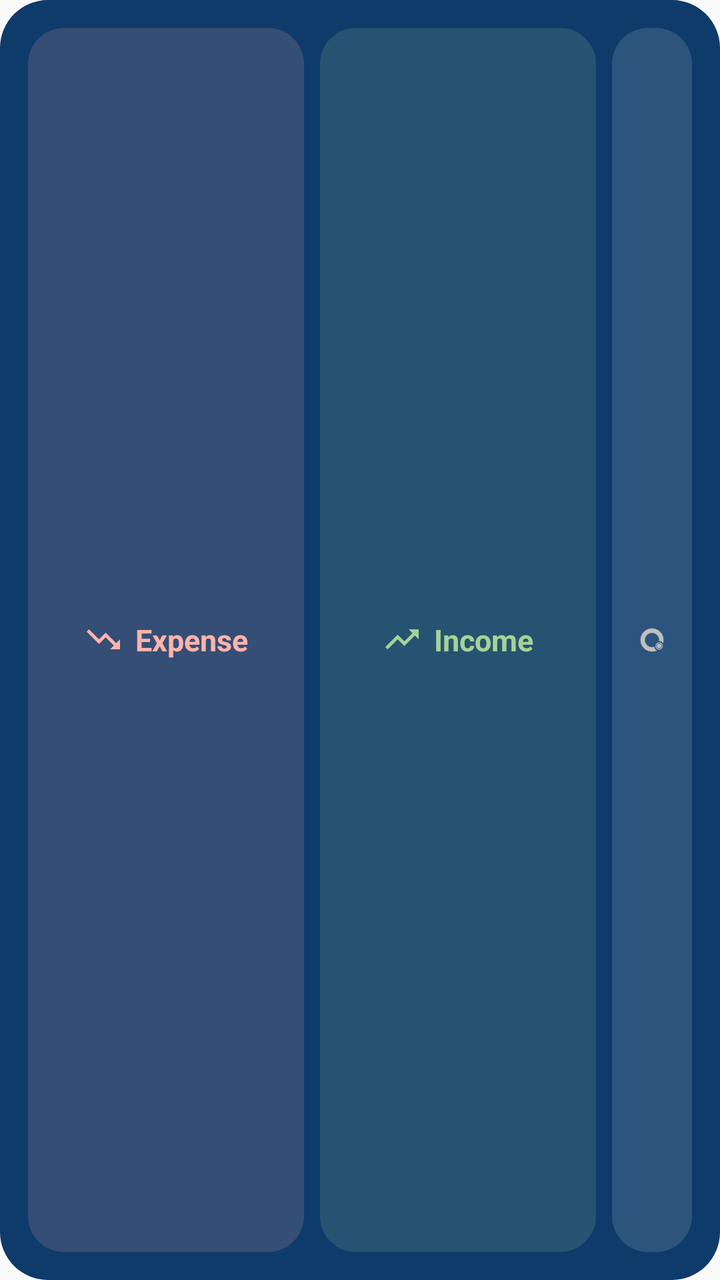
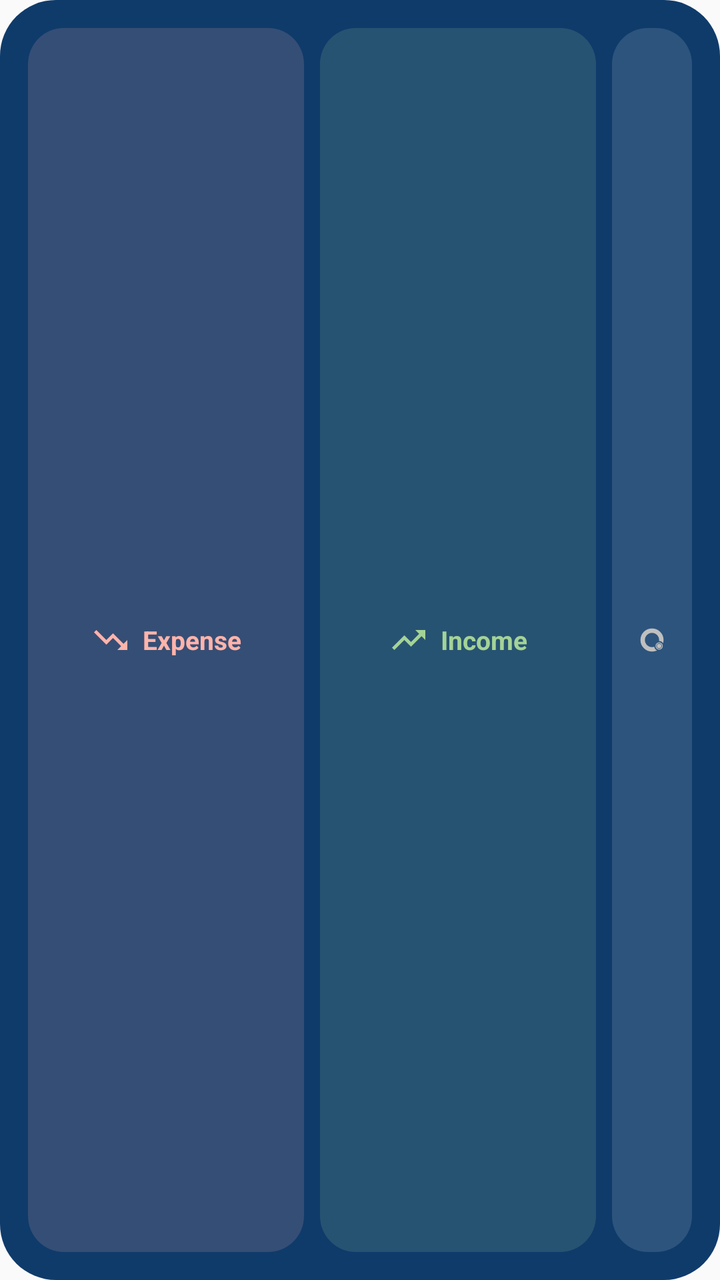

Before-and-after screenshots of an Android layout around one commit, followed by the original layout XML and the change that was made.
<!-- AndroidManifest.xml: application theme Theme.Saldo -->
<!-- res/layout/quick_bar_widget_preview.xml -->
<?xml version="1.0" encoding="utf-8"?>
<LinearLayout xmlns:android="http://schemas.android.com/apk/res/android"
    android:layout_width="match_parent"
    android:layout_height="match_parent"
    android:background="@drawable/widget_preview_background"
    android:orientation="horizontal"
    android:padding="14dp">

    <FrameLayout
        android:layout_width="0dp"
        android:layout_height="match_parent"
        android:layout_weight="1">

        <ImageView
            android:layout_width="match_parent"
            android:layout_height="match_parent"
            android:alpha="0.16"
            android:contentDescription="@null"
            android:scaleType="fitXY"
            android:src="@drawable/widget_action_bg"
            android:tint="@color/widget_preview_expense" />

        <LinearLayout
            android:layout_width="wrap_content"
            android:layout_height="wrap_content"
            android:layout_gravity="center"
            android:gravity="center_vertical"
            android:orientation="horizontal">

            <ImageView
                android:layout_width="20dp"
                android:layout_height="20dp"
                android:contentDescription="@null"
                android:src="@drawable/ic_widget_preview_expense" />

            <TextView
                android:layout_width="wrap_content"
                android:layout_height="wrap_content"
                android:layout_marginStart="6dp"
                android:maxLines="1"
                android:text="@string/widget_quick_add_expense"
                android:textColor="@color/widget_preview_expense"
                android:textSize="15sp"
                android:textStyle="bold" />
        </LinearLayout>
    </FrameLayout>

    <FrameLayout
        android:layout_width="8dp"
        android:layout_height="match_parent" />

    <FrameLayout
        android:layout_width="0dp"
        android:layout_height="match_parent"
        android:layout_weight="1">

        <ImageView
            android:layout_width="match_parent"
            android:layout_height="match_parent"
            android:alpha="0.16"
            android:contentDescription="@null"
            android:scaleType="fitXY"
            android:src="@drawable/widget_action_bg"
            android:tint="@color/widget_preview_income" />

        <LinearLayout
            android:layout_width="wrap_content"
            android:layout_height="wrap_content"
            android:layout_gravity="center"
            android:gravity="center_vertical"
            android:orientation="horizontal">

            <ImageView
                android:layout_width="20dp"
                android:layout_height="20dp"
                android:contentDescription="@null"
                android:src="@drawable/ic_widget_preview_income" />

            <TextView
                android:layout_width="wrap_content"
                android:layout_height="wrap_content"
                android:layout_marginStart="6dp"
                android:maxLines="1"
                android:text="@string/widget_quick_add_income"
                android:textColor="@color/widget_preview_income"
                android:textSize="15sp"
                android:textStyle="bold" />
        </LinearLayout>
    </FrameLayout>

    <FrameLayout
        android:layout_width="8dp"
        android:layout_height="match_parent" />

    
    <FrameLayout
        android:layout_width="40dp"
        android:layout_height="match_parent">

        <ImageView
            android:layout_width="match_parent"
            android:layout_height="match_parent"
            android:alpha="0.16"
            android:contentDescription="@null"
            android:scaleType="fitXY"
            android:src="@drawable/widget_action_bg"
            android:tint="@color/widget_preview_ink_muted" />

        <ImageView
            android:layout_width="24dp"
            android:layout_height="24dp"
            android:layout_gravity="center"
            android:contentDescription="@null"
            android:src="@drawable/ic_launcher_monochrome"
            android:tint="@color/widget_preview_ink_muted" />
    </FrameLayout>
</LinearLayout>
<!-- resources referenced by this layout -->
<resources>
  <color name="widget_preview_expense">#FFB4AB</color>
  <color name="widget_preview_income">#A4D397</color>
  <color name="widget_preview_ink_muted">#BFFFFFFF</color>
  <!-- drawable ic_launcher_monochrome (drawable) -->
  <?xml version="1.0" encoding="utf-8"?>
  <vector xmlns:android="http://schemas.android.com/apk/res/android"
      android:width="108dp"
      android:height="108dp"
      android:viewportWidth="108"
      android:viewportHeight="108">
  <group>
      <clip-path android:pathData="M 0,0 H 108.00 V 108.00 H 0 Z M 58.89,67.50 a 11.20,11.20 0 1,0 22.40,0 a 11.20,11.20 0 1,0 -22.40,0 z M 44.74,47.93 L 29.42,35.07 L 31.09,33.08 L 46.41,45.93 Z"/>
      <path android:pathData="M 33.00,54.00 a 21.00,21.00 0 1,0 42.00,0 a 21.00,21.00 0 1,0 -42.00,0 z" android:strokeWidth="10.00" android:strokeColor="#FF000000" android:fillColor="#00000000"/>
  </group>
  <path android:fillType="evenOdd" android:fillColor="#FF000000" android:pathData="M 61.89,67.50 a 8.20,8.20 0 1,0 16.40,0 a 8.20,8.20 0 1,0 -16.40,0 z M 63.79,67.50 a 6.30,6.30 0 1,0 12.60,0 a 6.30,6.30 0 1,0 -12.60,0 z M 65.09,67.50 a 5.00,5.00 0 1,0 10.00,0 a 5.00,5.00 0 1,0 -10.00,0 z"/>
  </vector>
  <!-- drawable ic_widget_preview_expense (drawable) -->
  <?xml version="1.0" encoding="utf-8"?>
  <vector xmlns:android="http://schemas.android.com/apk/res/android"
      android:width="24dp"
      android:height="24dp"
      android:autoMirrored="true"
      android:tint="@color/widget_preview_expense"
      android:viewportWidth="24"
      android:viewportHeight="24">
      <path
          android:fillColor="#FFFFFFFF"
          android:pathData="M16,18l2.29,-2.29 -4.88,-4.88 -4,4L2,7.41 3.41,6l6,6 4,-4 6.3,6.29L22,12v6z" />
  </vector>
  <!-- drawable ic_widget_preview_income (drawable) -->
  <?xml version="1.0" encoding="utf-8"?>
  <vector xmlns:android="http://schemas.android.com/apk/res/android"
      android:width="24dp"
      android:height="24dp"
      android:autoMirrored="true"
      android:tint="@color/widget_preview_income"
      android:viewportWidth="24"
      android:viewportHeight="24">
      <path
          android:fillColor="#FFFFFFFF"
          android:pathData="M16,6l2.29,2.29 -4.88,4.88 -4,-4L2,16.59 3.41,18l6,-6 4,4 6.3,-6.29L22,12L22,6z" />
  </vector>
  <!-- drawable widget_action_bg (drawable) -->
  <?xml version="1.0" encoding="utf-8"?>
  <shape xmlns:android="http://schemas.android.com/apk/res/android"
      android:shape="rectangle">
      <solid android:color="@color/widget_placeholder" />
      <corners android:radius="18dp" />
  </shape>
  <!-- drawable widget_preview_background (drawable) -->
  <?xml version="1.0" encoding="utf-8"?>
  <shape xmlns:android="http://schemas.android.com/apk/res/android"
      android:shape="rectangle">
      <solid android:color="@color/widget_preview_card" />
      <corners android:radius="24dp" />
  </shape>
  <string name="widget_quick_add_expense">Expense</string>
  <string name="widget_quick_add_income">Income</string>
  <style name="Theme.Saldo" parent="android:Theme.Material.Light.NoActionBar" />
  <color name="widget_placeholder">#FF355A83</color>
  <color name="widget_preview_card">#FF0F3B6B</color>
</resources>

<!-- the commit's change to res/layout/quick_bar_widget_preview.xml (unified diff, before → after) -->
@@ -40,7 +40,7 @@
                 android:maxLines="1"
                 android:text="@string/widget_quick_add_expense"
                 android:textColor="@color/widget_preview_expense"
-                android:textSize="15sp"
+                android:textSize="@dimen/widget_type_label"
                 android:textStyle="bold" />
         </LinearLayout>
     </FrameLayout>
@@ -83,7 +83,7 @@
                 android:maxLines="1"
                 android:text="@string/widget_quick_add_income"
                 android:textColor="@color/widget_preview_income"
-                android:textSize="15sp"
+                android:textSize="@dimen/widget_type_label"
                 android:textStyle="bold" />
         </LinearLayout>
     </FrameLayout>
<!-- resource entries referenced after the edit -->
@@ -3,6 +3,7 @@
   <color name="widget_preview_expense">#FFB4AB</color>
   <color name="widget_preview_income">#A4D397</color>
   <color name="widget_preview_ink_muted">#BFFFFFFF</color>
+  <dimen name="widget_type_label">13sp</dimen>
   <!-- drawable ic_launcher_monochrome (drawable) -->
   <?xml version="1.0" encoding="utf-8"?>
   <vector xmlns:android="http://schemas.android.com/apk/res/android"
@@ -54,7 +55,7 @@
   <shape xmlns:android="http://schemas.android.com/apk/res/android"
       android:shape="rectangle">
       <solid android:color="@color/widget_preview_card" />
-      <corners android:radius="24dp" />
+      <corners android:radius="@android:dimen/system_app_widget_background_radius" />
   </shape>
   <string name="widget_quick_add_expense">Expense</string>
   <string name="widget_quick_add_income">Income</string>
